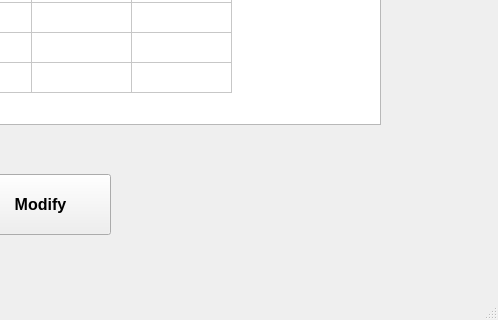
First picture: the form in UI/shade_modify.ui, repository nilay1221/Inventory_Management, before the edit; both pictures show x 770 to 1268 and y 496 to 816 of the 1268 by 816 pixel window.
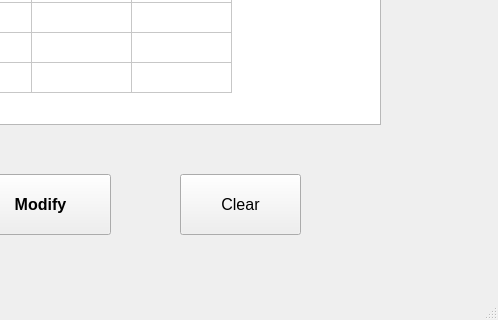
Second picture: the form after the edit.

Commit message: clear button added in ui files

```diff
--- a/UI/shade_modify.ui
+++ b/UI/shade_modify.ui
@@ -578,6 +578,24 @@
      <string>Back to Main Menu</string>
     </property>
    </widget>
+   <widget class="QPushButton" name="shade_modify_clear">
+    <property name="geometry">
+     <rect>
+      <x>950</x>
+      <y>670</y>
+      <width>121</width>
+      <height>61</height>
+     </rect>
+    </property>
+    <property name="font">
+     <font>
+      <pointsize>12</pointsize>
+     </font>
+    </property>
+    <property name="text">
+     <string>Clear</string>
+    </property>
+   </widget>
   </widget>
   <widget class="QStatusBar" name="statusbar"/>
  </widget>
```
The commit also changes 21 other files.
